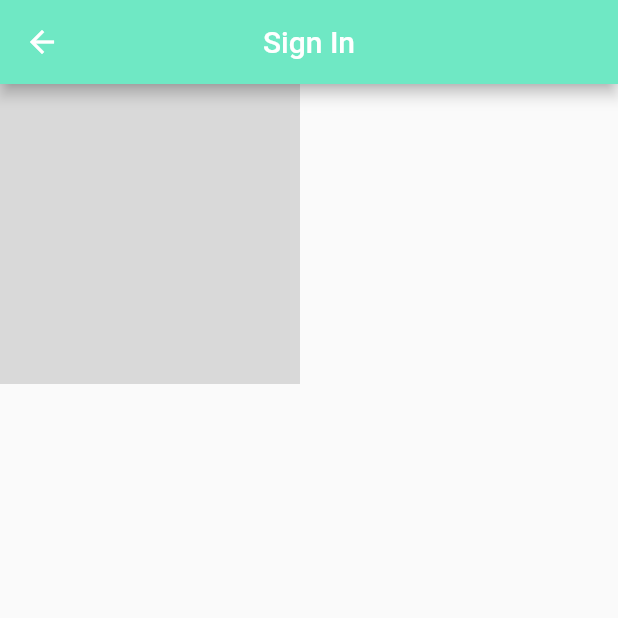
After one commit to danielbueeno/PETSITTING, a Flutter app: the screen it shows after launch, after a tap on "Sign In", on a phone screen of 412 x 824 dp, the top half of it. The commit adds this screen. Run offline on Flutter 3.47's test engine with Material 2 defaults, Android fonts, the phone set to English and light mode, and no system bars.

Commit message:
routes logic, templates, and welcome page

```diff
--- /dev/null
+++ b/lib/Constants/constant_routes.dart
@@ -0,0 +1,5 @@
+class ConstantRoutes {
+  static const welcome = '/welcome';
+  static const signIn = '/signIn';
+  static const signUp = '/signUp';
+}
--- a/lib/Widgets/atoms/button.dart
+++ b/lib/Widgets/atoms/button.dart
@@ -5,6 +5,7 @@ class Button extends StatelessWidget {
   const Button({
     super.key,
     required this.label,
+    required this.onTap,
     this.color,
     this.width,
     this.height,
@@ -13,6 +14,7 @@ class Button extends StatelessWidget {
   });
 
   final String label;
+  final Function()? onTap;
   final Color? color;
   final Color? textColor;
   final double? fontSize;
@@ -22,6 +24,7 @@ class Button extends StatelessWidget {
   @override
   Widget build(BuildContext context) {
     return GestureDetector(
+      onTap: onTap,
       child: Center(
         child: Container(
           width: width ?? 346,
--- /dev/null
+++ b/lib/Widgets/organisms/organism_sign_in.dart
@@ -0,0 +1,20 @@
+import 'package:flutter/material.dart';
+import 'package:pet_sitting_project/constants/constants_colors.dart';
+
+class OrganismSignIn extends StatefulWidget {
+  const OrganismSignIn({super.key});
+
+  @override
+  State<OrganismSignIn> createState() => _OrganismSignInState();
+}
+
+class _OrganismSignInState extends State<OrganismSignIn> {
+  @override
+  Widget build(BuildContext context) {
+    return Container(
+      width: 200,
+      height: 200,
+      color: ConstantColors.gray,
+    );
+  }
+}
--- a/lib/Widgets/organisms/organism_welcome.dart
+++ b/lib/Widgets/organisms/organism_welcome.dart
@@ -1,6 +1,7 @@
 import 'package:flutter/material.dart';
 import 'package:pet_sitting_project/Constants/constants_colors.dart';
 import 'package:pet_sitting_project/Widgets/atoms/Button.dart';
+import 'package:pet_sitting_project/constants/constant_routes.dart';
 
 class OrganismWelcome extends StatefulWidget {
   const OrganismWelcome({super.key});
@@ -12,19 +13,15 @@ class OrganismWelcome extends StatefulWidget {
 class _OrganismWelcomeState extends State<OrganismWelcome> {
   @override
   Widget build(BuildContext context) {
-    return Scaffold(
-      body: SafeArea(
-        child: Column(
+    return Column(
       mainAxisAlignment: MainAxisAlignment.center,
       children: [
         _logo,
         const SizedBox(
           height: 100,
         ),
-            _buttons,
+        _buttons(context),
       ],
-        ),
-      ),
     );
   }
 
@@ -36,13 +33,17 @@ class _OrganismWelcomeState extends State<OrganismWelcome> {
     );
   }
 
-  Widget get _buttons {
+  Widget _buttons(BuildContext context) {
     return Wrap(
       runSpacing: 20,
-      children: const [
-        Button(label: 'Sign In'),
+      children: [
+        Button(
+          label: 'Sign In',
+          onTap: () => Navigator.pushNamed(context, ConstantRoutes.signIn),
+        ),
         Button(
           label: 'Sign Up',
+          onTap: () => Navigator.pushNamed(context, ConstantRoutes.signUp),
           color: ConstantColors.gray,
         ),
       ],
--- /dev/null
+++ b/lib/Widgets/pages/page_sign_in.dart
@@ -0,0 +1,14 @@
+import 'package:flutter/src/widgets/framework.dart';
+import 'package:flutter/src/widgets/placeholder.dart';
+import 'package:pet_sitting_project/widgets/organisms/organism_sign_in.dart';
+import 'package:pet_sitting_project/widgets/templates/template_authentication.dart';
+
+class PageSignIn extends StatelessWidget {
+  const PageSignIn({super.key});
+
+  @override
+  Widget build(BuildContext context) {
+    return const TemplateAuthentication(
+        title: 'Sign In', body: OrganismSignIn());
+  }
+}
--- /dev/null
+++ b/lib/Widgets/pages/page_welcome.dart
@@ -0,0 +1,12 @@
+import 'package:flutter/material.dart';
+import 'package:pet_sitting_project/widgets/organisms/organism_welcome.dart';
+import 'package:pet_sitting_project/widgets/templates/template_welcome.dart';
+
+class PageWelcome extends StatelessWidget {
+  const PageWelcome({super.key});
+
+  @override
+  Widget build(BuildContext context) {
+    return const TemplateWelcome(body: OrganismWelcome());
+  }
+}
--- /dev/null
+++ b/lib/Widgets/templates/template_authentication.dart
@@ -0,0 +1,24 @@
+import 'package:flutter/material.dart';
+import 'package:pet_sitting_project/Constants/constants_colors.dart';
+
+class TemplateAuthentication extends StatelessWidget {
+  const TemplateAuthentication(
+      {super.key, required this.title, required this.body});
+
+  final String title;
+  final Widget body;
+
+  @override
+  Widget build(BuildContext context) {
+    return Scaffold(
+      appBar: AppBar(
+        title: Text(title),
+        centerTitle: true,
+        backgroundColor: ConstantColors.primary,
+      ),
+      body: SafeArea(
+        child: body,
+      ),
+    );
+  }
+}
--- /dev/null
+++ b/lib/Widgets/templates/template_welcome.dart
@@ -0,0 +1,16 @@
+import 'package:flutter/material.dart';
+
+class TemplateWelcome extends StatelessWidget {
+  const TemplateWelcome({super.key, required this.body});
+
+  final Widget body;
+
+  @override
+  Widget build(BuildContext context) {
+    return Scaffold(
+      body: SafeArea(
+        child: body,
+      ),
+    );
+  }
+}
--- a/lib/main.dart
+++ b/lib/main.dart
@@ -1,19 +1,26 @@
 import 'package:flutter/material.dart';
-import 'package:pet_sitting_project/Widgets/organisms/organism_welcome.dart';
+import 'package:pet_sitting_project/constants/constant_routes.dart';
+import 'package:pet_sitting_project/widgets/pages/page_sign_in.dart';
+import 'package:pet_sitting_project/widgets/pages/page_sign_up.dart';
+import 'package:pet_sitting_project/widgets/pages/page_welcome.dart';
 
 void main() {
-  runApp(const MyApp());
+  runApp(const App());
 }
 
-class MyApp extends StatelessWidget {
-  const MyApp({super.key});
+class App extends StatelessWidget {
+  const App({super.key});
 
-  // This widget is the root of your application.
   @override
   Widget build(BuildContext context) {
-    return const MaterialApp(
+    return MaterialApp(
       title: 'Pet Sitting App',
-      home: OrganismWelcome(),
+      initialRoute: ConstantRoutes.welcome,
+      routes: {
+        ConstantRoutes.welcome: (context) => const PageWelcome(),
+        ConstantRoutes.signIn: (context) => const PageSignIn(),
+        ConstantRoutes.signUp: (context) => const PageSignUp(),
+      },
     );
   }
 }
```
Also changed, not shown: lib/Widgets/organisms/organism_sign_up.dart (added, +15 -0 lines), lib/Widgets/pages/page_sign_up.dart (added, +13 -0 lines), 1 other file. Lines whose indentation alone changed are shown as unchanged.
